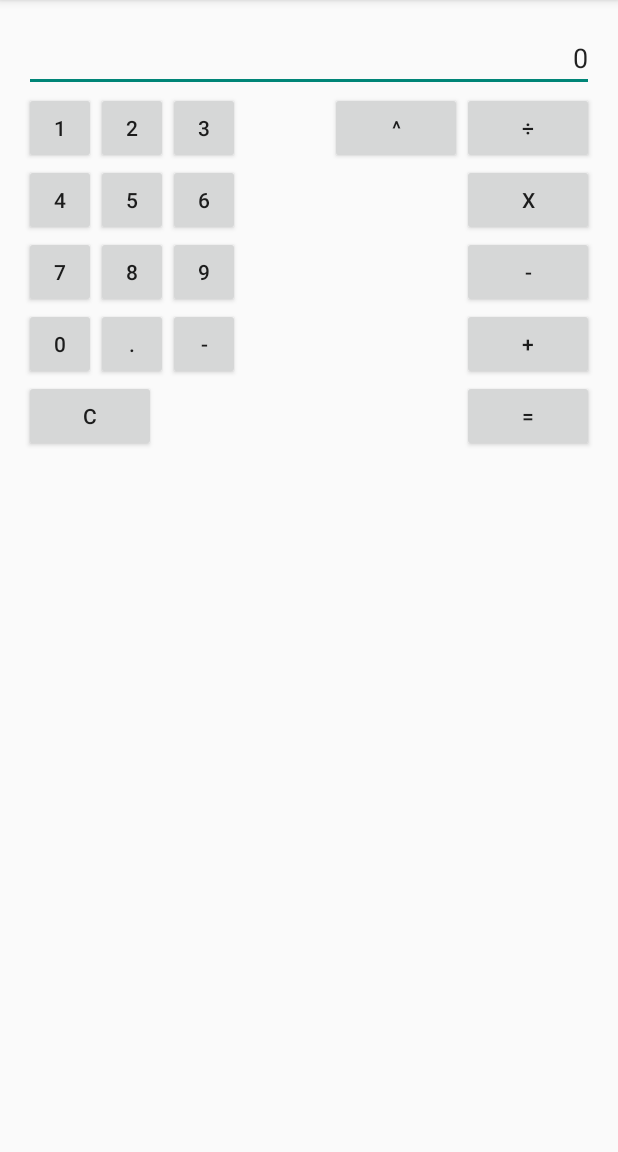
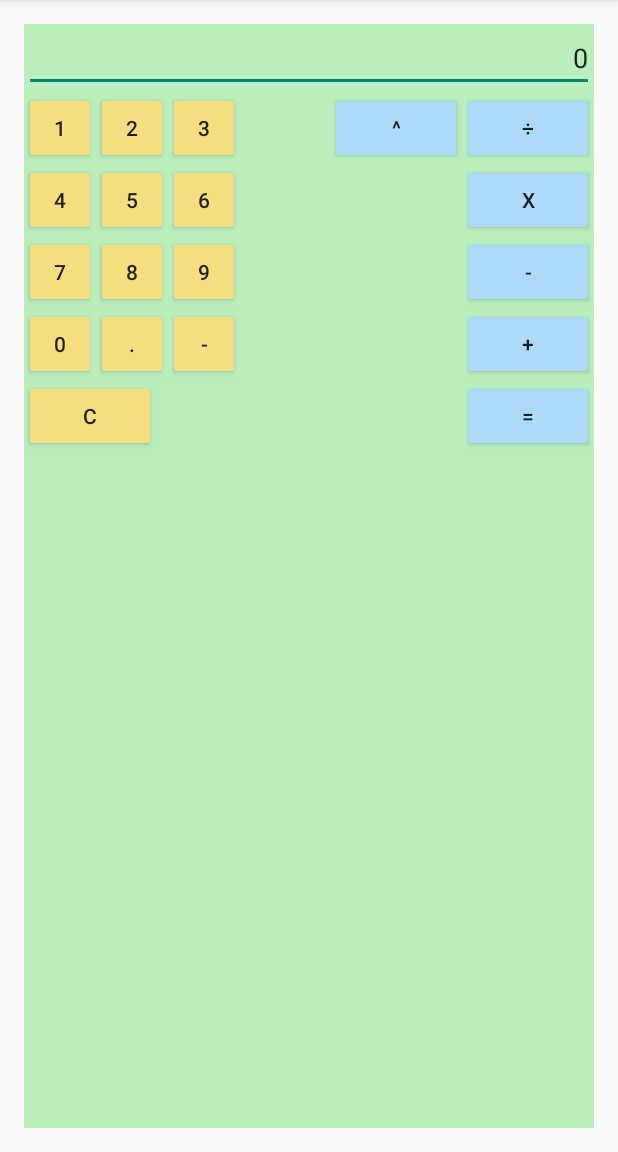
Before and after one commit to cap377/ACEE-Calculator, an Android app: the screen it shows after launch (MainActivity), on a phone screen of 412 x 824 dp, the part 84-1236 px from its top. Run offline under Robolectric (Android 15) with nearby library versions, the phone set to English and light mode, and no system bars.

Commit message:
Color changes
cant get the buttons to move nicely, so I decided to add some color. Let
me know what you guys think in gitter.

```diff
--- a/calculator2/app/src/main/res/layout/activity_main.xml
+++ b/calculator2/app/src/main/res/layout/activity_main.xml
@@ -10,7 +10,10 @@
         android:layout_height="match_parent"
         android:layout_alignParentTop="true"
         android:layout_alignParentLeft="true"
-        android:layout_alignParentStart="false">
+        android:layout_alignParentStart="false"
+        android:background="#baefbd"
+        android:layout_alignParentRight="true"
+        android:layout_alignParentEnd="true">
 
         <EditText
             android:layout_width="wrap_content"
@@ -35,7 +38,8 @@
             android:width="20dp"
             android:layout_below="@+id/editText"
             android:layout_alignParentLeft="true"
-            android:layout_alignParentStart="true" />
+            android:layout_alignParentStart="true"
+            android:backgroundTint="#f6de81" />
 
         <Button
             style="?android:attr/buttonStyleSmall"
@@ -46,7 +50,8 @@
             android:layout_below="@+id/editText"
             android:layout_alignTop="@+id/button1"
             android:layout_toRightOf="@+id/button1"
-            android:layout_toEndOf="@+id/button1" />
+            android:layout_toEndOf="@+id/button1"
+            android:backgroundTint="#f6de81" />
 
         <Button
             style="?android:attr/buttonStyleSmall"
@@ -56,7 +61,8 @@
             android:id="@+id/button4"
             android:layout_below="@+id/button1"
             android:layout_alignParentLeft="true"
-            android:layout_alignParentStart="true" />
+            android:layout_alignParentStart="true"
+            android:backgroundTint="#f6de81" />
 
         <Button
             style="?android:attr/buttonStyleSmall"
@@ -66,7 +72,8 @@
             android:id="@+id/button5"
             android:layout_below="@+id/button2"
             android:layout_toRightOf="@+id/button7"
-            android:layout_toEndOf="@+id/button7" />
+            android:layout_toEndOf="@+id/button7"
+            android:backgroundTint="#f6de81" />
 
         <Button
             style="?android:attr/buttonStyleSmall"
@@ -76,7 +83,8 @@
             android:id="@+id/button3"
             android:layout_below="@+id/editText"
             android:layout_alignTop="@+id/buttonDiv"
-            android:layout_toRightOf="@+id/button2" />
+            android:layout_toRightOf="@+id/button2"
+            android:backgroundTint="#f6de81" />
 
         <Button
             style="?android:attr/buttonStyleSmall"
@@ -85,7 +93,8 @@
             android:text="6"
             android:id="@+id/button6"
             android:layout_below="@+id/button3"
-            android:layout_toRightOf="@+id/button5" />
+            android:layout_toRightOf="@+id/button5"
+            android:backgroundTint="#f6de81" />
 
         <Button
             style="?android:attr/buttonStyleSmall"
@@ -95,7 +104,8 @@
             android:id="@+id/button7"
             android:layout_below="@+id/button4"
             android:layout_alignParentLeft="true"
-            android:layout_alignParentStart="true" />
+            android:layout_alignParentStart="true"
+            android:backgroundTint="#f6de81" />
 
         <Button
             style="?android:attr/buttonStyleSmall"
@@ -105,7 +115,8 @@
             android:id="@+id/button8"
             android:layout_below="@+id/button5"
             android:layout_toRightOf="@+id/button0"
-            android:layout_toEndOf="@+id/button0" />
+            android:layout_toEndOf="@+id/button0"
+            android:backgroundTint="#f6de81" />
 
         <Button
             style="?android:attr/buttonStyleSmall"
@@ -114,7 +125,8 @@
             android:text="9"
             android:id="@+id/button9"
             android:layout_below="@+id/button6"
-            android:layout_toRightOf="@+id/button8" />
+            android:layout_toRightOf="@+id/button8"
+            android:backgroundTint="#f6de81" />
 
         <Button
             android:layout_width="wrap_content"
@@ -123,7 +135,8 @@
             android:id="@+id/buttonDiv"
             android:layout_below="@+id/editText"
             android:layout_alignParentRight="true"
-            android:layout_alignParentEnd="true" />
+            android:layout_alignParentEnd="true"
+            android:backgroundTint="#addafb" />
 
         <Button
             android:layout_width="wrap_content"
@@ -131,7 +144,8 @@
             android:text="^"
             android:id="@+id/buttonPower"
             android:layout_toLeftOf="@+id/buttonDiv"
-            android:layout_below="@+id/editText" />
+            android:layout_below="@+id/editText"
+            android:backgroundTint="#addafb" />
 
         <Button
             android:layout_width="wrap_content"
@@ -140,7 +154,8 @@
             android:id="@+id/buttonMult"
             android:layout_below="@+id/buttonDiv"
             android:layout_alignParentRight="true"
-            android:layout_alignParentEnd="true" />
+            android:layout_alignParentEnd="true"
+            android:backgroundTint="#addafb" />
 
         <Button
             android:layout_width="wrap_content"
@@ -149,7 +164,8 @@
             android:id="@+id/buttonSub"
             android:layout_below = "@id/buttonMult"
             android:layout_alignParentRight="true"
-            android:layout_alignParentEnd="true" />
+            android:layout_alignParentEnd="true"
+            android:backgroundTint="#addafb" />
 
         <Button
             style="?android:attr/buttonStyleSmall"
@@ -159,7 +175,8 @@
             android:id="@+id/button0"
             android:layout_below="@+id/button7"
             android:layout_alignParentLeft="true"
-            android:layout_alignParentStart="true" />
+            android:layout_alignParentStart="true"
+            android:backgroundTint="#f6de81" />
 
         <Button
             style="?android:attr/buttonStyleSmall"
@@ -168,7 +185,8 @@
             android:text="."
             android:id="@+id/buttonDot"
             android:layout_below="@+id/button8"
-            android:layout_toRightOf="@+id/button0" />
+            android:layout_toRightOf="@+id/button0"
+            android:backgroundTint="#f6de81" />
 
         <Button
             style="?android:attr/buttonStyleSmall"
@@ -177,7 +195,8 @@
             android:text="-"
             android:id="@+id/buttonNeg"
             android:layout_below="@+id/button9"
-            android:layout_toRightOf="@+id/buttonDot" />
+            android:layout_toRightOf="@+id/buttonDot"
+            android:backgroundTint="#f6de81" />
 
         <Button
             android:layout_width="wrap_content"
@@ -186,7 +205,8 @@
             android:id="@+id/buttonAdd"
             android:layout_below = "@id/buttonSub"
             android:layout_alignParentRight="true"
-            android:layout_alignParentEnd="true" />
+            android:layout_alignParentEnd="true"
+            android:backgroundTint="#addafb" />
 
         <Button
             android:layout_width="wrap_content"
@@ -194,7 +214,8 @@
             android:text="C"
             android:id="@+id/buttonClear"
             android:layout_below="@+id/button0"
-            android:layout_alignParentLeft="true" />
+            android:layout_alignParentLeft="true"
+            android:backgroundTint="#f6de81" />
 
         <Button
             android:layout_width="wrap_content"
@@ -203,7 +224,8 @@
             android:id="@+id/buttonEquals"
             android:layout_below = "@id/buttonAdd"
             android:layout_alignParentRight="true"
-            android:layout_alignParentEnd="true" />
+            android:layout_alignParentEnd="true"
+            android:backgroundTint="#addafb" />
 
 
     </RelativeLayout>
```
